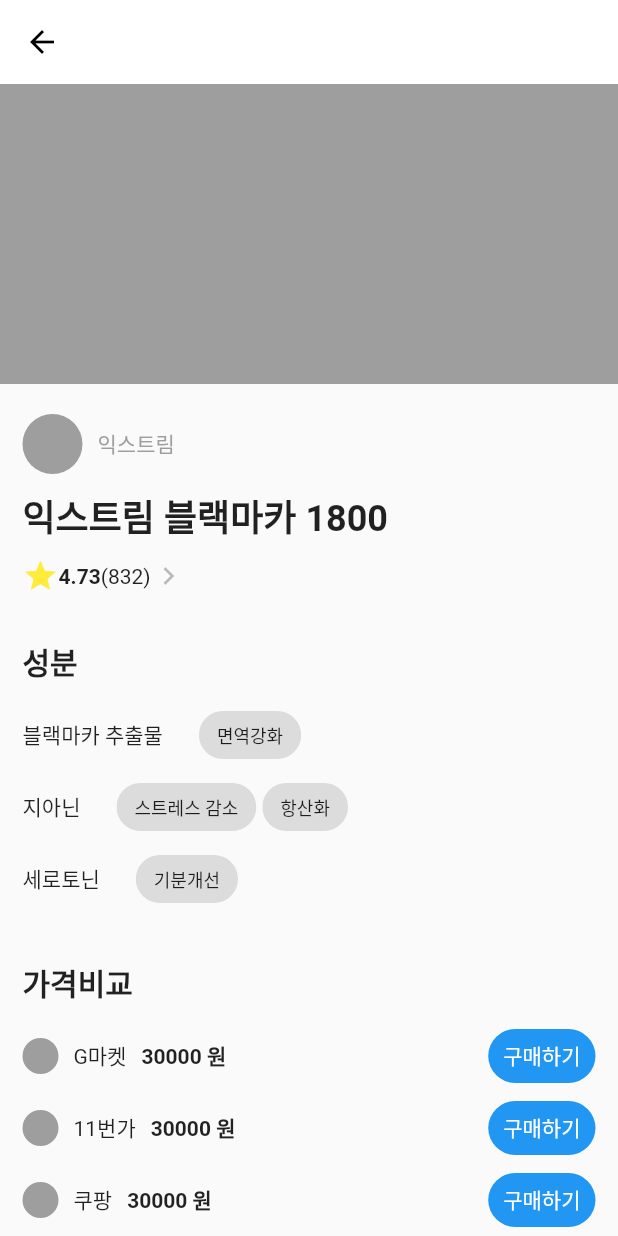
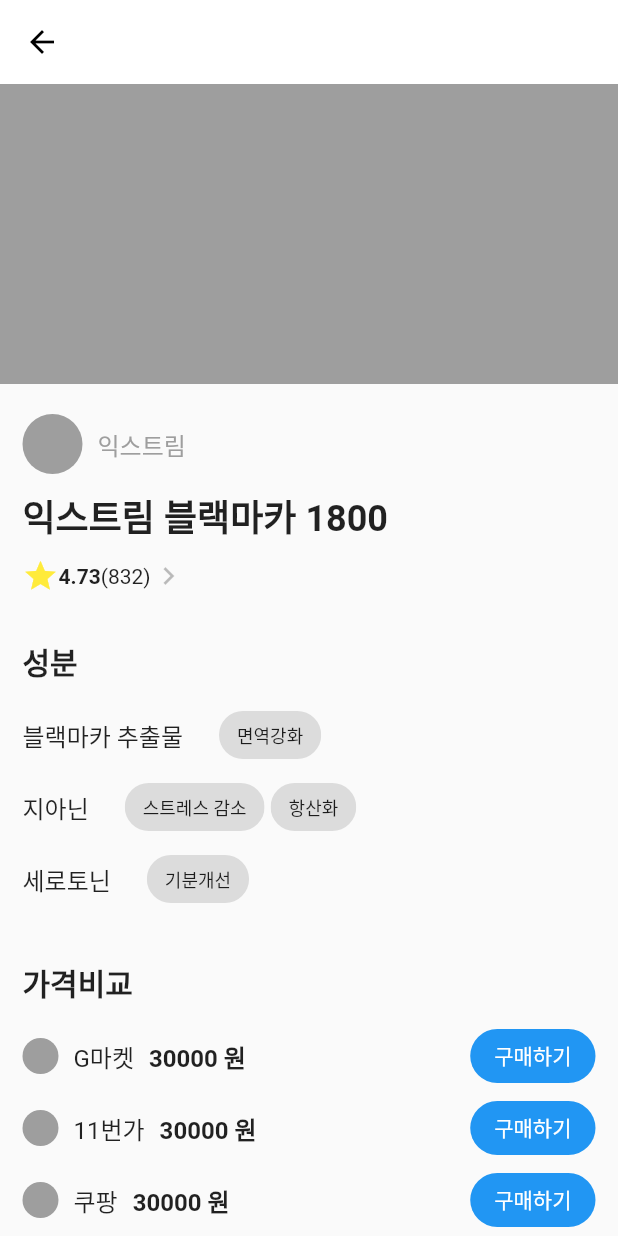
Before and after one commit to vreal2030/vreal0, a Flutter app: the SupplementDetail screen opened directly, scrolled down 212 dp, on a phone screen of 412 x 824 dp. Run offline on Flutter 3.47's test engine with Material 2 defaults, Android fonts, the phone set to English and light mode, and no system bars; Roboto replaces fonts that are missing (Pretendard).

Commit message:
may 6 final

```diff
--- a/lib/src/pages/supplement_detail_page.dart
+++ b/lib/src/pages/supplement_detail_page.dart
@@ -48,7 +48,8 @@
                           const SizedBox(width: 10),
                           Text(
                             brand,
-                            style: const TextStyle(color: Colors.grey),
+                            style: const TextStyle(
+                                color: Colors.grey, fontSize: 16),
                           )
                         ],
                       ),
@@ -144,6 +145,7 @@
   }
 }
 
+// 마켓 - 가격 - 구매하기 Row
 class BuySupplementRow extends StatelessWidget {
   const BuySupplementRow({
     Key? key,
@@ -162,10 +164,10 @@
       children: [
         const CircleAvatar(backgroundColor: Colors.grey, radius: 12),
         const SizedBox(width: 10),
-        Text(market, style: const TextStyle(fontSize: 14)),
+        Text(market, style: const TextStyle(fontSize: 16)),
         const SizedBox(width: 10),
         Text('$price 원',
-            style: const TextStyle(fontSize: 14, fontWeight: FontWeight.bold)),
+            style: const TextStyle(fontSize: 16, fontWeight: FontWeight.bold)),
         const Spacer(),
         TextButton(
           onPressed: () {
@@ -174,7 +176,7 @@
           },
           style: ButtonStyle(
             padding: const MaterialStatePropertyAll(
-                EdgeInsets.symmetric(vertical: 2, horizontal: 10)),
+                EdgeInsets.symmetric(vertical: 2, horizontal: 16)),
             shape: MaterialStatePropertyAll(RoundedRectangleBorder(
                 borderRadius: BorderRadius.circular(100))),
             backgroundColor: const MaterialStatePropertyAll(Colors.blue),
@@ -187,6 +189,7 @@
   }
 }
 
+// 성분 - 키워드 칩
 class IngredientChipsRow extends StatelessWidget {
   const IngredientChipsRow({
     Key? key,
@@ -205,7 +208,7 @@
         children: [
           Text(
             ingredient,
-            style: const TextStyle(fontSize: 14),
+            style: const TextStyle(fontSize: 16),
           ),
           const SizedBox(width: 20),
           ...keywordList.map((e) => Padding(
```
Also changed, not shown: 1 other file.
